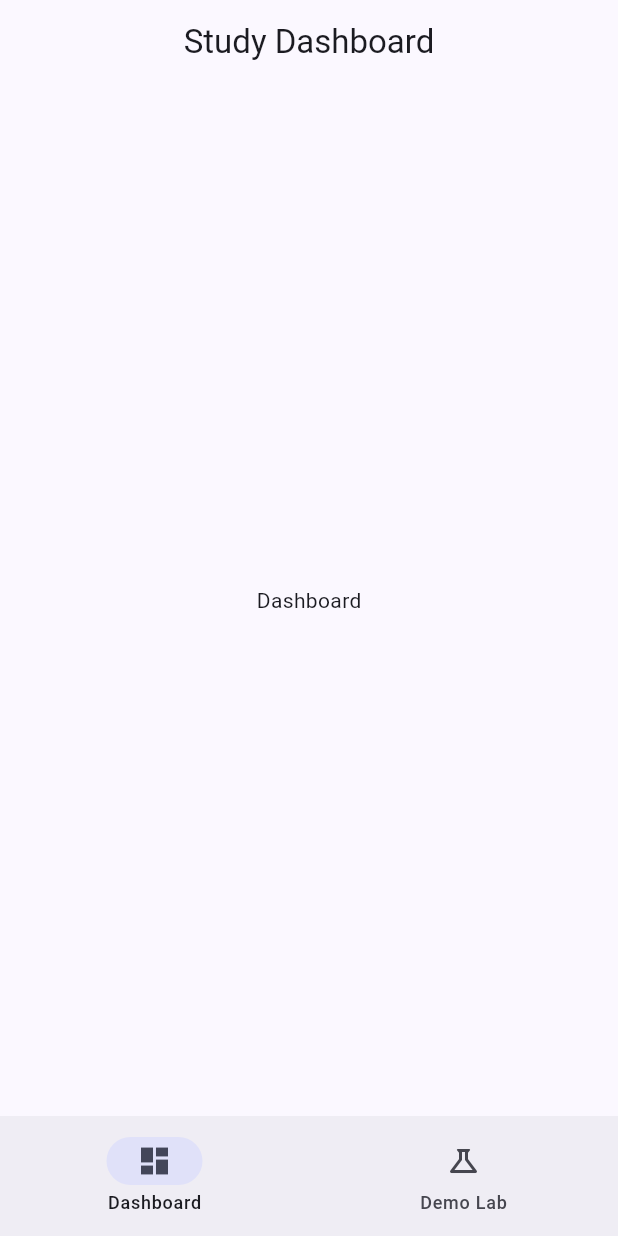
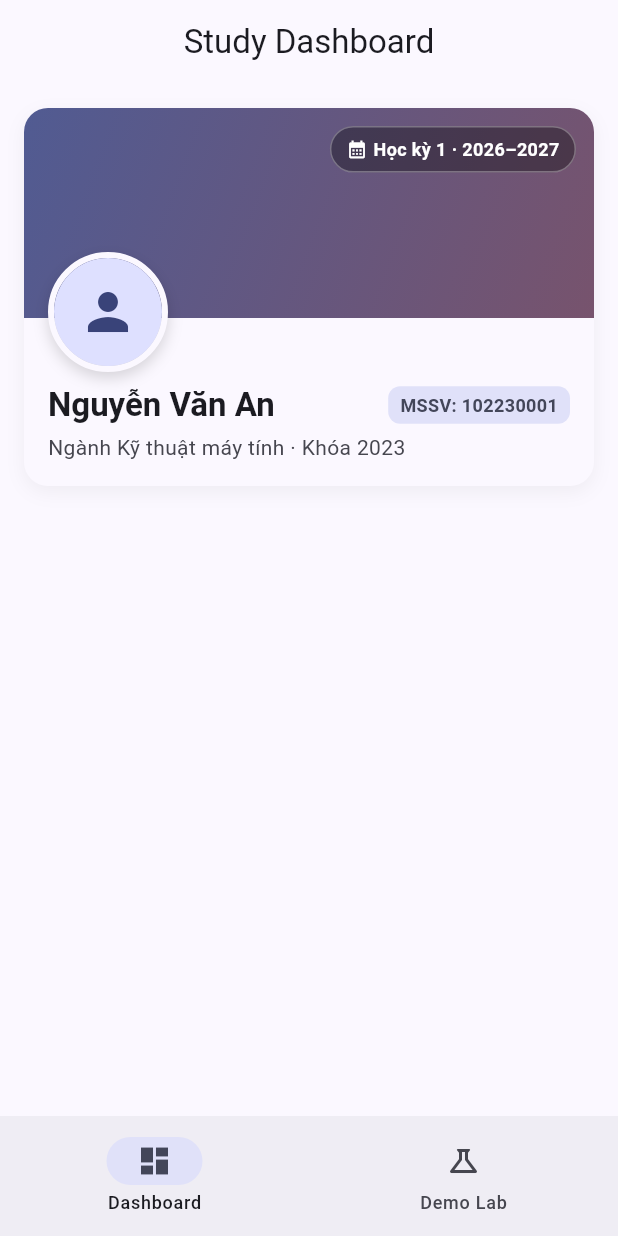
Before and after one commit to cityengin/study-dashboard, a Flutter app: the screen it shows after launch, on a phone screen of 412 x 824 dp. Run offline on Flutter 3.47's test engine with Material 3 defaults, Android fonts, the phone set to English and light mode, and no system bars.

Commit message:
feat(dashboard): banner Stack + Positioned

```diff
--- a/lib/screens/dashboard/dashboard_screen.dart
+++ b/lib/screens/dashboard/dashboard_screen.dart
@@ -1,4 +1,5 @@
 import 'package:flutter/material.dart';
+import 'widgets/profile_banner.dart';
 
 class DashboardScreen extends StatelessWidget {
   const DashboardScreen({super.key});
@@ -10,8 +11,15 @@ class DashboardScreen extends StatelessWidget {
         title: const Text('Study Dashboard'),
         centerTitle: true,
       ),
-      body: const Center(
-        child: Text('Dashboard'),
+      // [SingleChildScrollView] Cho phép cuộn trang dashboard linh hoạt tránh lỗi overflow chiều dọc
+      body: const SingleChildScrollView(
+        padding: EdgeInsets.all(16),
+        child: Column(
+          crossAxisAlignment: CrossAxisAlignment.stretch,
+          children: [
+            ProfileBanner(),
+          ],
+        ),
       ),
     );
   }
--- /dev/null
+++ b/lib/screens/dashboard/widgets/profile_banner.dart
@@ -0,0 +1,178 @@
+import 'package:flutter/material.dart';
+
+class ProfileBanner extends StatelessWidget {
+  final String studentName;
+  final String studentId;
+  final String semester;
+
+  const ProfileBanner({
+    super.key,
+    this.studentName = 'Nguyễn Văn An',
+    this.studentId = 'MSSV: 102230001',
+    this.semester = 'Học kỳ 1 · 2026–2027',
+  });
+
+  @override
+  Widget build(BuildContext context) {
+    final theme = Theme.of(context);
+
+    return Container(
+      decoration: BoxDecoration(
+        color: theme.colorScheme.surface,
+        borderRadius: BorderRadius.circular(16),
+        boxShadow: [
+          BoxShadow(
+            color: Colors.black.withValues(alpha: 0.05),
+            blurRadius: 10,
+            offset: const Offset(0, 4),
+          ),
+        ],
+      ),
+      child: Column(
+        crossAxisAlignment: CrossAxisAlignment.start,
+        children: [
+          // [Stack + Positioned] Xếp chồng các lớp widget: ảnh bìa nền, avatar đè mép dưới và badge học kỳ
+          Stack(
+            clipBehavior: Clip.none,
+            children: [
+              // Ảnh bìa gradient cao ~140
+              Container(
+                height: 140,
+                width: double.infinity,
+                decoration: BoxDecoration(
+                  borderRadius: const BorderRadius.vertical(top: Radius.circular(16)),
+                  gradient: LinearGradient(
+                    colors: [
+                      theme.colorScheme.primary,
+                      theme.colorScheme.tertiary,
+                    ],
+                    begin: Alignment.topLeft,
+                    end: Alignment.bottomRight,
+                  ),
+                ),
+              ),
+
+              // [Stack + Positioned] Badge thông tin học kỳ đặt tại góc trên bên phải ảnh bìa
+              Positioned(
+                top: 12,
+                right: 12,
+                child: Container(
+                  padding: const EdgeInsets.symmetric(horizontal: 10, vertical: 6),
+                  decoration: BoxDecoration(
+                    color: Colors.black.withValues(alpha: 0.35),
+                    borderRadius: BorderRadius.circular(20),
+                    border: Border.all(
+                      color: Colors.white.withValues(alpha: 0.3),
+                      width: 1,
+                    ),
+                  ),
+                  child: Row(
+                    mainAxisSize: MainAxisSize.min,
+                    children: [
+                      const Icon(
+                        Icons.calendar_month,
+                        size: 14,
+                        color: Colors.white,
+                      ),
+                      const SizedBox(width: 4),
+                      Text(
+                        semester,
+                        style: const TextStyle(
+                          color: Colors.white,
+                          fontSize: 12,
+                          fontWeight: FontWeight.w600,
+                        ),
+                      ),
+                    ],
+                  ),
+                ),
+              ),
+
+              // [Stack + Positioned] Avatar tròn đè lên mép dưới ảnh bìa nhờ tọa độ âm và clipBehavior Clip.none
+              Positioned(
+                bottom: -36,
+                left: 16,
+                child: Container(
+                  decoration: BoxDecoration(
+                    shape: BoxShape.circle,
+                    border: Border.all(
+                      color: theme.colorScheme.surface,
+                      width: 4,
+                    ),
+                    boxShadow: [
+                      BoxShadow(
+                        color: Colors.black.withValues(alpha: 0.15),
+                        blurRadius: 8,
+                        offset: const Offset(0, 4),
+                      ),
+                    ],
+                  ),
+                  child: CircleAvatar(
+                    radius: 36,
+                    backgroundColor: theme.colorScheme.primaryContainer,
+                    child: Icon(
+                      Icons.person,
+                      size: 40,
+                      color: theme.colorScheme.onPrimaryContainer,
+                    ),
+                  ),
+                ),
+              ),
+            ],
+          ),
+
+          // Khoảng trống dự phòng để không gian nội dung bên dưới không bị avatar đè lên
+          const SizedBox(height: 44),
+
+          // Thông tin sinh viên bên dưới ảnh bìa
+          Padding(
+            padding: const EdgeInsets.fromLTRB(16, 0, 16, 16),
+            child: Column(
+              crossAxisAlignment: CrossAxisAlignment.start,
+              children: [
+                // [Row + Expanded] Phân bổ không gian hàng ngang: tên sinh viên co giãn và ellipsis tránh tràn chữ
+                Row(
+                  children: [
+                    Expanded(
+                      child: Text(
+                        studentName,
+                        style: theme.textTheme.titleLarge?.copyWith(
+                          fontWeight: FontWeight.bold,
+                        ),
+                        maxLines: 1,
+                        overflow: TextOverflow.ellipsis,
+                      ),
+                    ),
+                    const SizedBox(width: 8),
+                    Container(
+                      padding: const EdgeInsets.symmetric(horizontal: 8, vertical: 4),
+                      decoration: BoxDecoration(
+                        color: theme.colorScheme.secondaryContainer,
+                        borderRadius: BorderRadius.circular(8),
+                      ),
+                      child: Text(
+                        studentId,
+                        style: TextStyle(
+                          fontSize: 12,
+                          fontWeight: FontWeight.w600,
+                          color: theme.colorScheme.onSecondaryContainer,
+                        ),
+                      ),
+                    ),
+                  ],
+                ),
+                const SizedBox(height: 4),
+                Text(
+                  'Ngành Kỹ thuật máy tính · Khóa 2023',
+                  style: theme.textTheme.bodyMedium?.copyWith(
+                    color: theme.colorScheme.onSurfaceVariant,
+                  ),
+                ),
+              ],
+            ),
+          ),
+        ],
+      ),
+    );
+  }
+}
```
